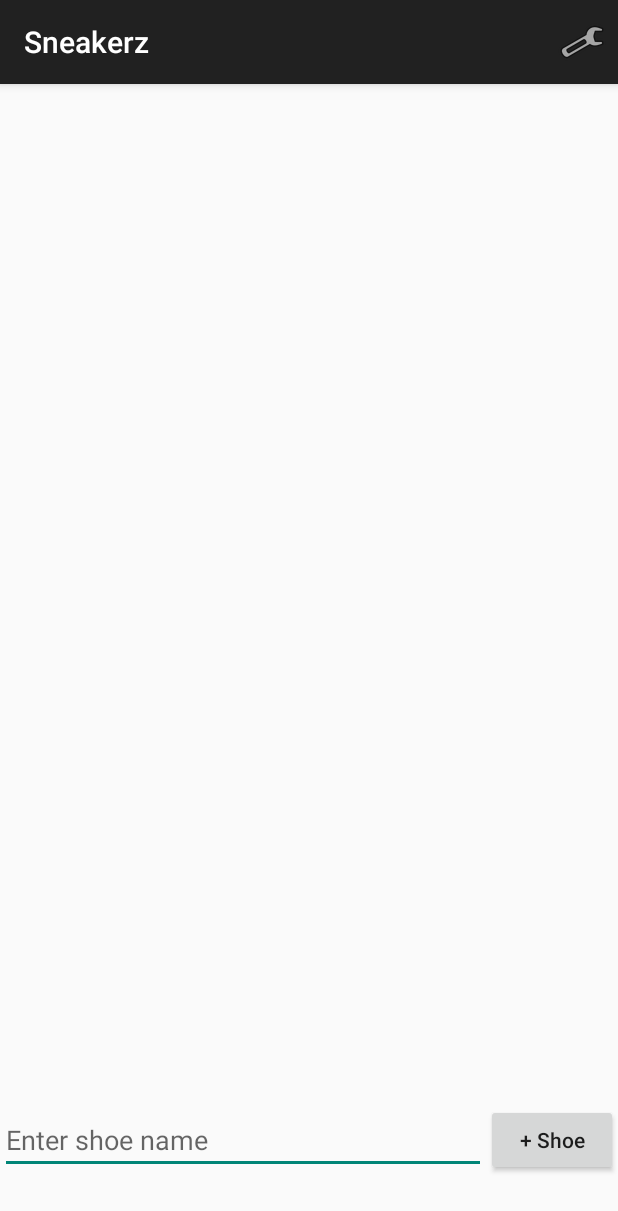
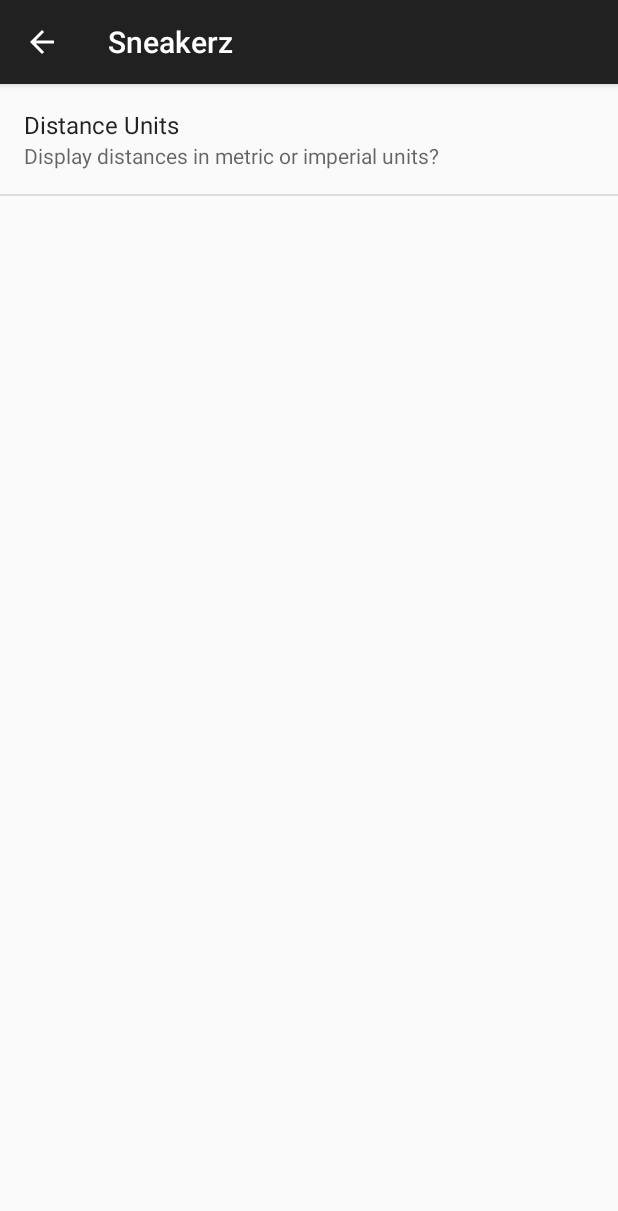
Before and after one commit to edjmore/Sneakerz-Android, an Android app: the screen it shows after launch (MainActivity before the commit, PrefActivity after it), after a tap on "Settings", on a phone screen of 412 x 824 dp. Shown: the top 1211 px of the screen. Run offline under Robolectric (Android 15) with nearby library versions, the phone set to English and light mode, and no system bars.

Commit message:
Units preferences implemented.

```diff
--- a/app/src/main/java/com/p3/ed/sneakerz/MainActivity.java
+++ b/app/src/main/java/com/p3/ed/sneakerz/MainActivity.java
@@ -1,11 +1,13 @@
 package com.p3.ed.sneakerz;
 
+import android.app.Activity;
 import android.content.Intent;
 import android.database.Cursor;
 import android.os.Bundle;
 import android.support.v7.app.ActionBarActivity;
 import android.view.Menu;
 import android.view.MenuInflater;
+import android.view.MenuItem;
 import android.view.View;
 import android.widget.AdapterView;
 import android.widget.Button;
@@ -78,6 +80,25 @@
     }
 
     @Override
+    public boolean onOptionsItemSelected(MenuItem item) {
+        switch (item.getItemId()) {
+            case R.id.action_settings:
+                Intent prefs = new Intent(this, PrefActivity.class);
+                startActivityForResult(prefs, 0);
+                return true;
+        }
+        return false;
+    }
+
+    @Override
+    public void onActivityResult(int requestCode, int resultCode, Intent data) {
+        if (resultCode == Activity.RESULT_OK) {
+            loadShoeCursor();
+            refreshViews();
+        }
+    }
+
+    @Override
     public void onResume() {
         super.onResume();
 
--- /dev/null
+++ b/app/src/main/java/com/p3/ed/sneakerz/PrefActivity.java
@@ -0,0 +1,29 @@
+package com.p3.ed.sneakerz;
+
+import android.app.FragmentManager;
+import android.os.Bundle;
+import android.support.v7.app.ActionBarActivity;
+import android.view.Menu;
+import android.view.MenuInflater;
+
+/**
+ * Created by Ed on 6/1/15.
+ */
+public class PrefActivity extends ActionBarActivity {
+
+    @Override
+    public void onCreate(Bundle savedInstanceState) {
+        super.onCreate(savedInstanceState);
+        setContentView(R.layout.pref_activity);
+
+        FragmentManager fm = getFragmentManager();
+        fm.beginTransaction().add(R.id.pref_container, new PrefFrag()).commit();
+    }
+
+    @Override
+    public boolean onCreateOptionsMenu(Menu menu) {
+        MenuInflater inflater = getMenuInflater();
+        inflater.inflate(R.menu.pref_menu, menu);
+        return super.onCreateOptionsMenu(menu);
+    }
+}
--- /dev/null
+++ b/app/src/main/java/com/p3/ed/sneakerz/PrefFrag.java
@@ -0,0 +1,17 @@
+package com.p3.ed.sneakerz;
+
+import android.os.Bundle;
+import android.preference.PreferenceFragment;
+
+/**
+ * Created by Ed on 6/1/15.
+ */
+public class PrefFrag extends PreferenceFragment {
+
+    @Override
+    public void onCreate(Bundle savedInstanceState) {
+        super.onCreate(savedInstanceState);
+
+        addPreferencesFromResource(R.xml.pref_screen);
+    }
+}
--- /dev/null
+++ b/app/src/main/res/layout/pref_activity.xml
@@ -0,0 +1,12 @@
+<?xml version="1.0" encoding="utf-8"?>
+<LinearLayout xmlns:android="http://schemas.android.com/apk/res/android"
+    android:layout_width="match_parent"
+    android:layout_height="match_parent"
+    android:orientation="vertical">
+
+    <FrameLayout
+        android:id="@+id/pref_container"
+        android:layout_width="match_parent"
+        android:layout_height="match_parent" />
+
+</LinearLayout>
--- /dev/null
+++ b/app/src/main/res/menu/pref_menu.xml
@@ -0,0 +1,4 @@
+<?xml version="1.0" encoding="utf-8"?>
+<menu xmlns:android="http://schemas.android.com/apk/res/android">
+
+</menu>
--- /dev/null
+++ b/app/src/main/res/values/arrays.xml
@@ -0,0 +1,7 @@
+<?xml version="1.0" encoding="utf-8"?>
+<resources>
+    <string-array name="pref_dist_entries">
+        <item>miles</item>
+        <item>kilometers</item>
+    </string-array>
+</resources>
--- a/app/src/main/res/values/strings.xml
+++ b/app/src/main/res/values/strings.xml
@@ -2,14 +2,13 @@
 
     <string name="app_name">Sneakerz</string>
     <string name="hello_world">Hello World!</string>
-
     <string name="shoe_name_input_hint">Enter shoe name</string>
     <string name="add_shoe">+ Shoe</string>
-
     <string name="miles">miles</string>
     <string name="km">kilometers</string>
-
     <string name="add_run">+ Run</string>
     <string name="finish">Finish</string>
+    <string name="pref_dist_title">Distance Units</string>
+    <string name="pref_dist_summary">Display distances in metric or imperial units?</string>
 
 </resources>
--- /dev/null
+++ b/app/src/main/res/xml/pref_screen.xml
@@ -0,0 +1,10 @@
+<?xml version="1.0" encoding="utf-8"?>
+<PreferenceScreen xmlns:android="http://schemas.android.com/apk/res/android">
+
+    <ListPreference
+        android:entries="@array/pref_dist_entries"
+        android:entryValues="@array/pref_dist_entries"
+        android:key="key_pref_dist"
+        android:summary="@string/pref_dist_summary"
+        android:title="@string/pref_dist_title" />
+</PreferenceScreen>
```
Also changed, not shown: app/src/main/AndroidManifest.xml (+9 -0 lines), app/src/main/java/com/p3/ed/sneakerz/Shoe.java (+11 -0 lines), app/src/main/java/com/p3/ed/sneakerz/ShoeCursorAdapter.java (+9 -2 lines), app/src/main/java/com/p3/ed/sneakerz/ViewShoeActivity.java (+23 -5 lines).
